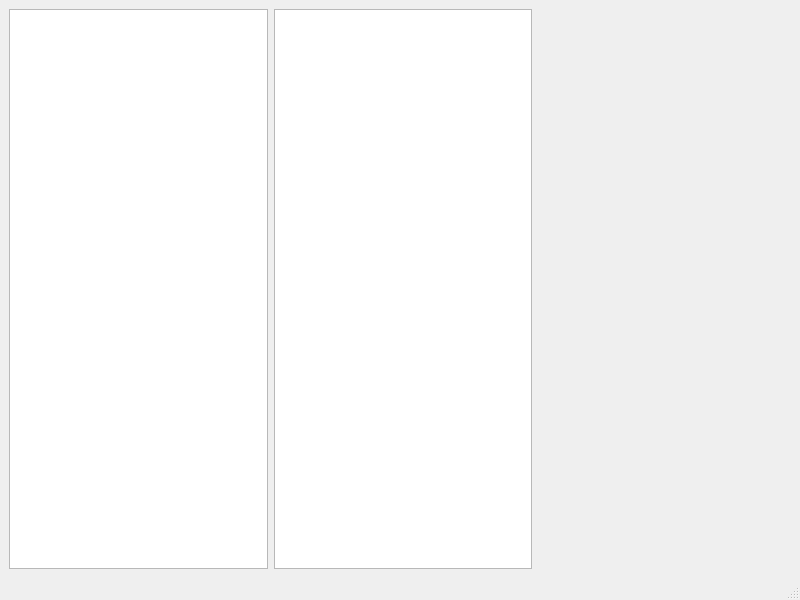
This is gui/mainWindow.ui in bpittman/pydnd as Qt 5 draws it before an edit. The edited form follows.
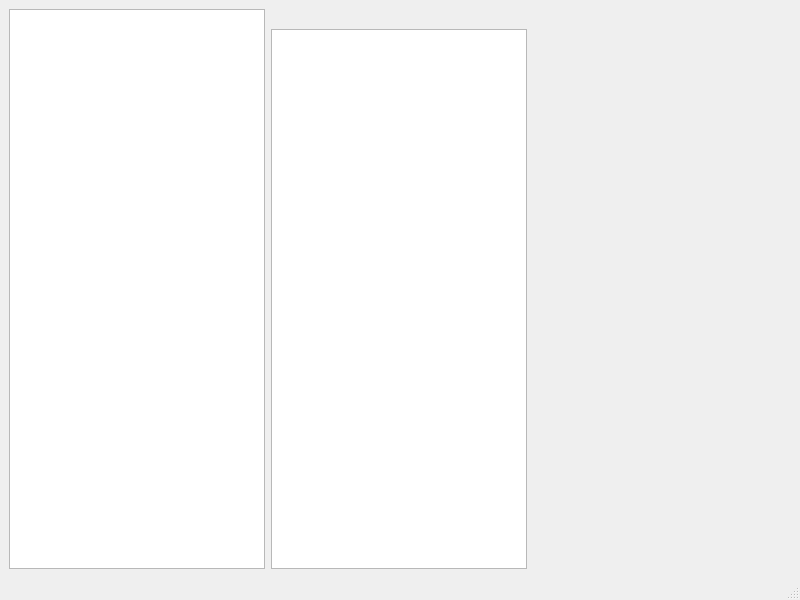
This is the edited form.

Commit message: Display an image of the power if gui/powerName.jpeg exists

Diff of the .ui file:
```diff
--- a/gui/mainWindow.ui
+++ b/gui/mainWindow.ui
@@ -15,7 +15,7 @@
   </property>
   <widget class="QWidget" name="centralwidget">
    <layout class="QGridLayout" name="gridLayout">
-    <item row="0" column="2">
+    <item row="1" column="2">
      <spacer name="horizontalSpacer">
       <property name="orientation">
        <enum>Qt::Horizontal</enum>
@@ -28,16 +28,45 @@
       </property>
      </spacer>
     </item>
-    <item row="0" column="0">
-     <widget class="QListWidget" name="powersList"/>
+    <item row="0" column="0" rowspan="2">
+     <widget class="QListWidget" name="powersList">
+      <property name="sizePolicy">
+       <sizepolicy hsizetype="Preferred" vsizetype="Expanding">
+        <horstretch>0</horstretch>
+        <verstretch>0</verstretch>
+       </sizepolicy>
+      </property>
+     </widget>
     </item>
-    <item row="0" column="1">
+    <item row="1" column="1">
      <widget class="QTextEdit" name="powerText">
+      <property name="sizePolicy">
+       <sizepolicy hsizetype="Preferred" vsizetype="MinimumExpanding">
+        <horstretch>0</horstretch>
+        <verstretch>0</verstretch>
+       </sizepolicy>
+      </property>
       <property name="readOnly">
        <bool>true</bool>
       </property>
      </widget>
     </item>
+    <item row="0" column="1">
+     <widget class="QLabel" name="powerImageLabel">
+      <property name="sizePolicy">
+       <sizepolicy hsizetype="Preferred" vsizetype="Preferred">
+        <horstretch>0</horstretch>
+        <verstretch>0</verstretch>
+       </sizepolicy>
+      </property>
+      <property name="text">
+       <string/>
+      </property>
+      <property name="scaledContents">
+       <bool>false</bool>
+      </property>
+     </widget>
+    </item>
    </layout>
   </widget>
   <widget class="QMenuBar" name="menubar">
```
The commit also changes 12 other files.
